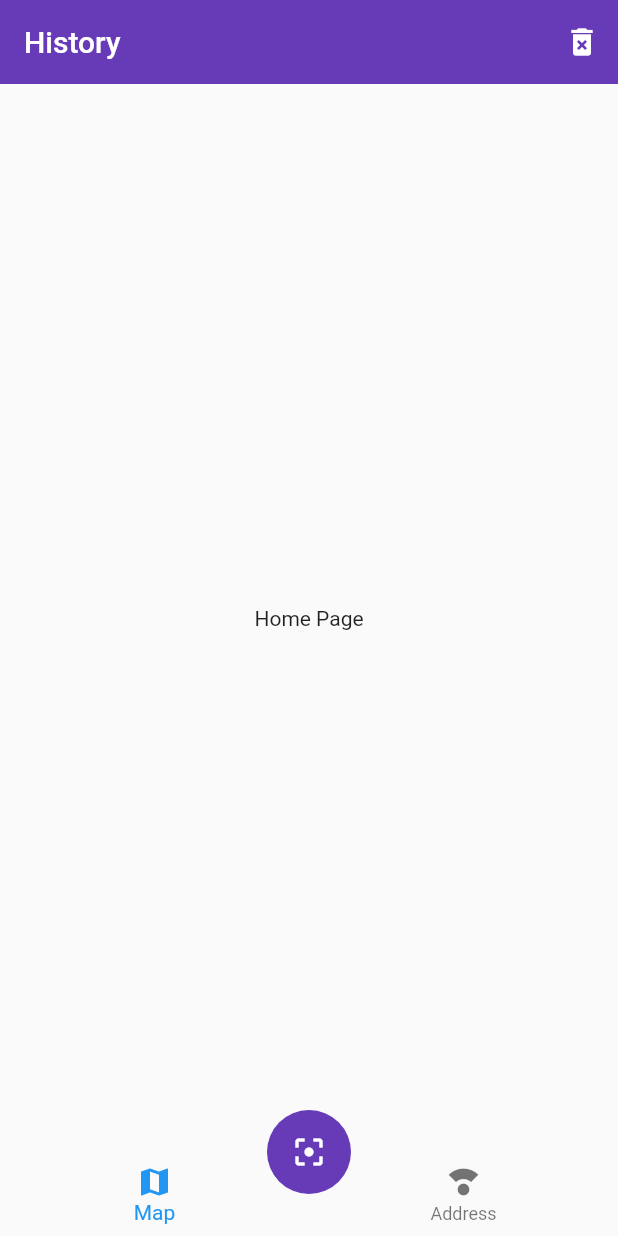
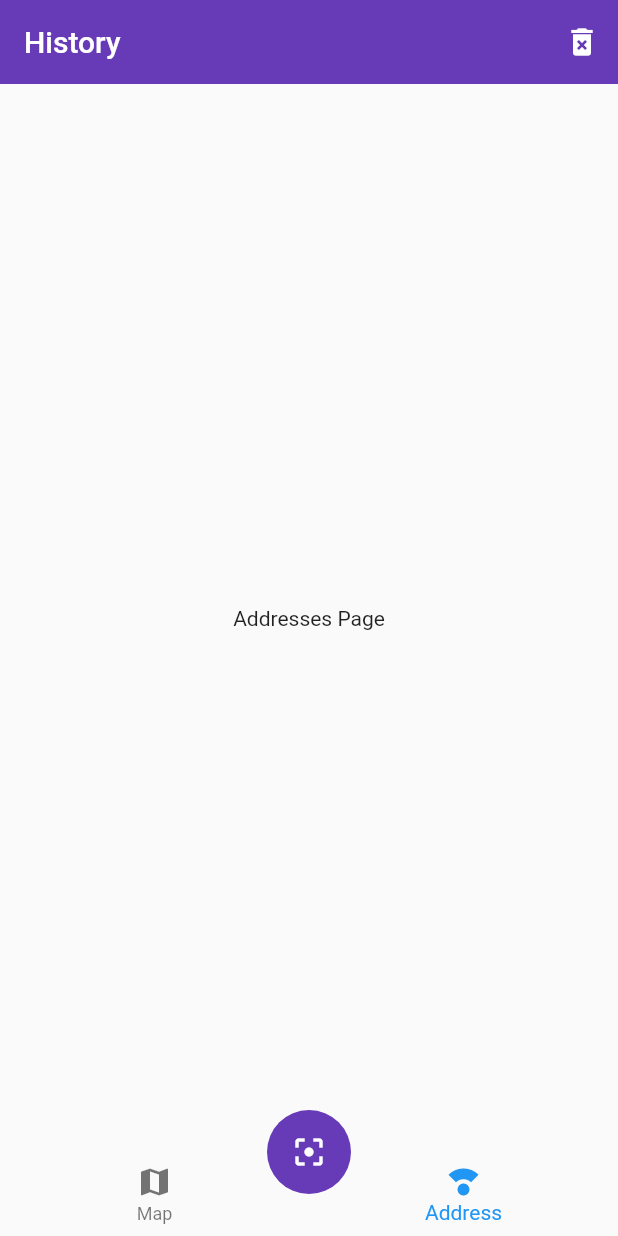
Before and after one commit to leolplex/QR-Reader, a Flutter app: the screen it shows after launch, on a phone screen of 412 x 824 dp. Run offline on Flutter 3.47's test engine with Material 2 defaults, Android fonts, the phone set to English and light mode, and no system bars.

```diff
--- /dev/null
+++ b/lib/pages/addresses_page.dart
@@ -0,0 +1,10 @@
+import 'package:flutter/material.dart';
+
+class AddressesPage extends StatelessWidget {
+  @override
+  Widget build(BuildContext context) {
+    return Center(
+      child: Text('Addresses Page'),
+    );
+  }
+}
--- a/lib/pages/home_page.dart
+++ b/lib/pages/home_page.dart
@@ -1,4 +1,6 @@
 import 'package:flutter/material.dart';
+import 'package:qr_reader/pages/addresses_page.dart';
+import 'package:qr_reader/pages/maps_page.dart';
 import 'package:qr_reader/widgets/custom_navigatorbar.dart';
 import 'package:qr_reader/widgets/scan_button.dart';
 
@@ -13,12 +15,25 @@ class HomePage extends StatelessWidget {
             IconButton(icon: Icon(Icons.delete_forever), onPressed: () {})
           ],
         ),
-        body: Center(
-          child: Text('Home Page'),
-        ),
+        body: _HomePageBody(),
         bottomNavigationBar: CustomNavigationBar(),
         floatingActionButton: ScanButton(),
         floatingActionButtonLocation:
             FloatingActionButtonLocation.centerDocked);
   }
 }
+
+class _HomePageBody extends StatelessWidget {
+  @override
+  Widget build(BuildContext context) {
+    final currentIndex = 1;
+    switch (currentIndex) {
+      case 0:
+        return MapsPage();
+      case 1:
+        return AddressesPage();
+      default:
+        return MapsPage();
+    }
+  }
+}
--- /dev/null
+++ b/lib/pages/maps_page.dart
@@ -0,0 +1,10 @@
+import 'package:flutter/material.dart';
+
+class MapsPage extends StatelessWidget {
+  @override
+  Widget build(BuildContext context) {
+    return Center(
+      child: Text('Maps Page'),
+    );
+  }
+}
--- a/lib/widgets/custom_navigatorbar.dart
+++ b/lib/widgets/custom_navigatorbar.dart
@@ -3,12 +3,14 @@ import 'package:flutter/material.dart';
 class CustomNavigationBar extends StatelessWidget {
   @override
   Widget build(BuildContext context) {
+    final currentIndex = 1;
     return BottomNavigationBar(
-      currentIndex: 0,
+      currentIndex: currentIndex,
       elevation: 0,
       items: [
         BottomNavigationBarItem(icon: Icon(Icons.map), label: 'Map'),
-        BottomNavigationBarItem(icon: Icon(Icons.compass_calibration), label: 'Address')
+        BottomNavigationBarItem(
+            icon: Icon(Icons.compass_calibration), label: 'Address')
       ],
     );
   }
```
